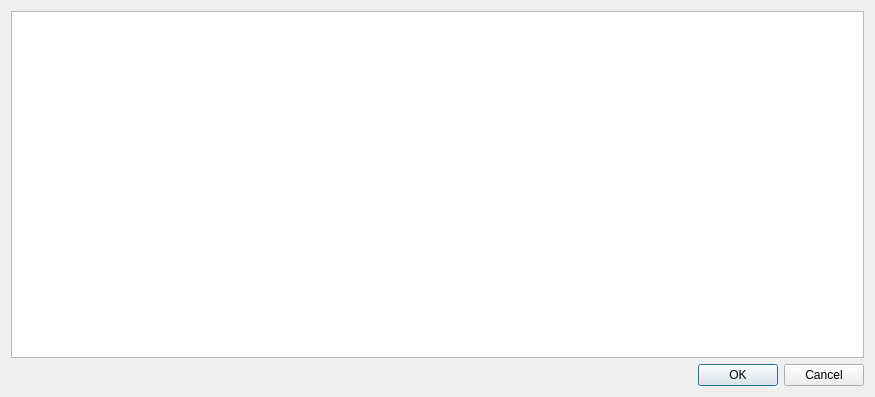
The window that Forms/ui_chooseTeacherDialog.ui (diana134/afs) describes before a commit, drawn with Qt 5.
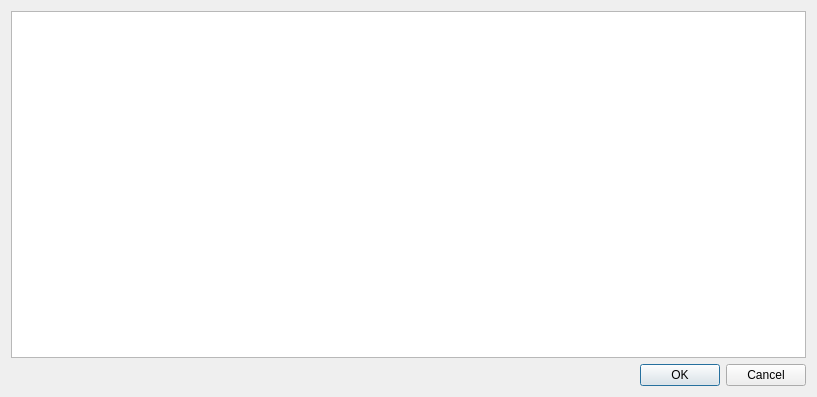
The same window after the commit.

Commit message: Added delete buttons, fixed choose teacher dialog size.

Diff of the .ui file:
```diff
--- a/Forms/ui_chooseTeacherDialog.ui
+++ b/Forms/ui_chooseTeacherDialog.ui
@@ -6,7 +6,7 @@
    <rect>
     <x>0</x>
     <y>0</y>
-    <width>875</width>
+    <width>817</width>
     <height>397</height>
    </rect>
   </property>
```
The commit also changes 6 other files.
